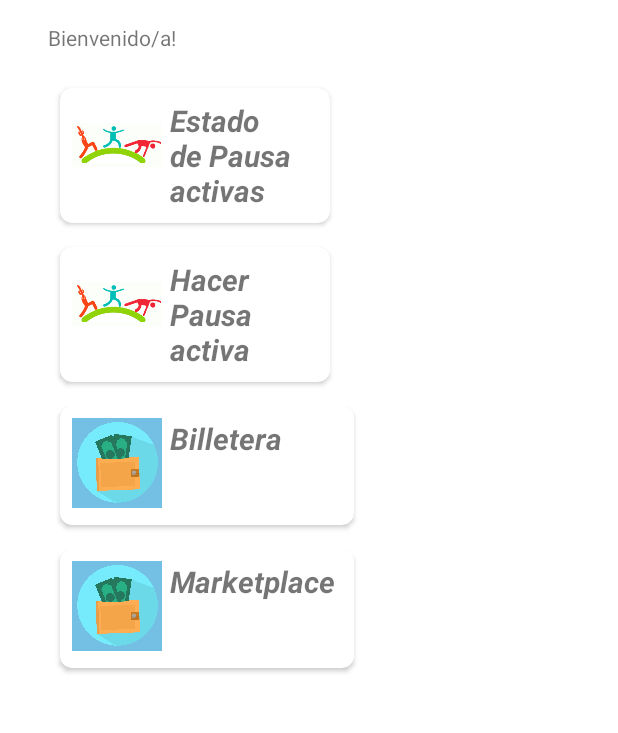
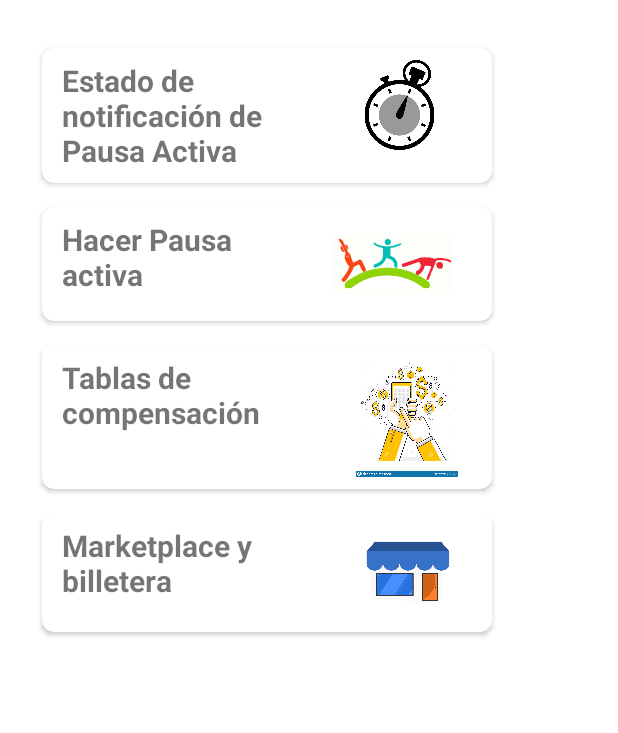
Before and after one commit to panicape/wellnescoin-android, an Android app: the fragment LoginMainFragment shown on its own in the app's theme, on a phone screen of 412 x 824 dp, the part 352-1085 px from its top. Run offline under Robolectric (Android 15) with nearby library versions, the phone set to English and light mode, and no system bars; 8 statements that could not run were skipped.

Commit message:
Corrección de logos y menu de la aplicación y se corrigió un error que no dejaba entrar al menú

```diff
--- a/app/src/main/java/com/panicape/wellnesscoin/ui/LoginMainFragment.java
+++ b/app/src/main/java/com/panicape/wellnesscoin/ui/LoginMainFragment.java
@@ -50,11 +50,10 @@ public class LoginMainFragment extends Fragment {
     public void onViewCreated(@NonNull View view, @Nullable Bundle savedInstanceState) {
         super.onViewCreated(view, savedInstanceState);
 
-        Navigation.findNavController(view).clearBackStack(R.id.nav_login);
-
-        doPausas = (CardView) view.getRootView().findViewById(R.id.pausaCV) ;
-        marketplace = (CardView) view.getRootView().findViewById(R.id.marketplaceCV) ;
-        pausaStatus = (CardView) view.getRootView().findViewById(R.id.pausastatusCV) ;
+        doPausas = binding.pausaCV;
+        marketplace = binding.marketplaceCV ;
+        pausaStatus = binding.pausastatusCV;
+        wallet = binding.walletCV;
 
         doPausas.setOnClickListener(new View.OnClickListener() {
             @Override
--- a/app/src/main/java/com/panicape/wellnesscoin/ui/MainFragment.java
+++ b/app/src/main/java/com/panicape/wellnesscoin/ui/MainFragment.java
@@ -51,7 +51,7 @@ public class MainFragment extends Fragment {
 
         setHasOptionsMenu(true);
 
-        startBtn = root.findViewById(R.id.startBtn);
+        startBtn = binding.startBtn;
         startBtn.setOnClickListener(new View.OnClickListener() {
             @Override
             public void onClick(View view) {
--- a/app/src/main/res/layout/fragment_login_main.xml
+++ b/app/src/main/res/layout/fragment_login_main.xml
@@ -22,154 +22,143 @@
         app:layout_constraintStart_toStartOf="parent"
         app:layout_constraintTop_toTopOf="parent" />
 
-    <TextView
-        android:id="@+id/loginMainTitle"
-        android:layout_width="wrap_content"
-        android:layout_height="wrap_content"
-        android:layout_marginStart="16dp"
-        android:layout_marginTop="64dp"
-        android:text="@string/welcome"
-        app:layout_constraintStart_toStartOf="parent"
-        app:layout_constraintTop_toBottomOf="@+id/loginLogo" />
-
     <androidx.gridlayout.widget.GridLayout
-        android:layout_width="247dp"
-        android:layout_height="405dp"
-        android:layout_marginStart="16dp"
-        android:layout_marginTop="16dp"
+        android:layout_width="350dp"
+        android:layout_height="407dp"
+        android:layout_marginStart="4dp"
+        android:layout_marginTop="24dp"
         android:textAlignment="center"
         app:columnCount="1"
         app:flow_verticalAlign="center"
         app:layout_constraintStart_toStartOf="parent"
-        app:layout_constraintTop_toBottomOf="@+id/loginMainTitle">
+        app:layout_constraintTop_toBottomOf="@+id/main_menu_title">
 
         <androidx.cardview.widget.CardView
             android:id="@+id/pausastatusCV"
-            android:layout_width="180dp"
+            android:layout_width="300dp"
             android:layout_margin="8dp"
             android:padding="8dp"
             app:cardCornerRadius="8dp">
 
             <LinearLayout
-                android:layout_width="180dp"
+                android:layout_width="300dp"
                 android:layout_height="match_parent"
                 android:orientation="horizontal"
                 android:padding="8dp">
 
-                <ImageView
+                <TextView
+                    android:id="@+id/opt2Title"
+                    android:layout_width="150dp"
+                    android:layout_height="wrap_content"
+                    android:layout_marginStart="5dp"
+                    android:text="Estado de notificación de Pausa Activa"
+                    android:textSize="20sp"
+                    android:textStyle="bold" />
+                <ImageView android:paddingLeft="50dp"
                     android:id="@+id/imgPausaStatus"
-                    android:layout_width="60dp"
+                    android:layout_width="100dp"
                     android:layout_height="60dp"
                     android:contentDescription="Logo  de acción de Pausa Activa"
-                    android:src="@drawable/pausaactiva"
-                    tools:ignore="ImageContrastCheck,ImageContrastCheck,ImageContrastCheck"
-                    tools:srcCompat="@android:drawable/ic_menu_set_as" />
-
-                <TextView
-                    android:id="@+id/opt2Title"
-                    android:layout_width="match_parent"
-                    android:layout_height="wrap_content"
-                    android:layout_marginStart="5dp"
-                    android:text="Estado de Pausa activas"
-                    android:textSize="20sp"
-                    android:textStyle="bold|italic" />
+                    android:src="@drawable/cronometro"
+                    tools:ignore="ImageContrastCheck,ImageContrastCheck,ImageContrastCheck" />
 
             </LinearLayout>
         </androidx.cardview.widget.CardView>
+
         <androidx.cardview.widget.CardView
             android:id="@+id/pausaCV"
-            android:layout_width="180dp"
+            android:layout_width="300dp"
             android:layout_margin="8dp"
             android:padding="8dp"
             app:cardCornerRadius="8dp">
 
             <LinearLayout
-                android:layout_width="180dp"
+                android:layout_width="290dp"
                 android:layout_height="match_parent"
                 android:orientation="horizontal"
                 android:padding="8dp">
 
+                <TextView
+                    android:id="@+id/opt1Title"
+                    android:layout_width="150dp"
+                    android:layout_height="wrap_content"
+                    android:layout_marginStart="5dp"
+                    android:text="Hacer Pausa activa"
+                    android:textSize="20sp"
+                    android:textStyle="bold" />
                 <ImageView
-                    android:id="@+id/imgPausaDesc"
-                    android:layout_width="60dp"
+                    android:id="@+id/imgPausaDesc" android:paddingLeft="30dp"
+                    android:layout_width="110dp"
                     android:layout_height="60dp"
                     android:contentDescription="Logo  de acción de Pausa Activa"
                     android:src="@drawable/pausaactiva"
                     tools:ignore="ImageContrastCheck,ImageContrastCheck,ImageContrastCheck" />
 
-                <TextView
-                    android:id="@+id/opt1Title"
-                    android:layout_width="match_parent"
-                    android:layout_height="wrap_content"
-                    android:layout_marginStart="5dp"
-                    android:text="Hacer Pausa activa"
-                    android:textSize="20sp"
-                    android:textStyle="bold|italic" />
-
             </LinearLayout>
         </androidx.cardview.widget.CardView>
+
         <androidx.cardview.widget.CardView
             android:id="@+id/walletCV"
-            android:layout_width="196dp"
+            android:layout_width="300dp"
             android:layout_margin="8dp"
             android:padding="8dp"
             app:cardCornerRadius="8dp">
 
             <LinearLayout
-                android:layout_width="230dp"
+                android:layout_width="300dp"
                 android:layout_height="match_parent"
                 android:orientation="horizontal"
                 android:padding="8dp">
-
-                <ImageView
-                    android:id="@+id/imgPausaDesc3"
-                    android:layout_width="60dp"
-                    android:layout_height="60dp"
-                    android:contentDescription="Logo temporal para marketplace y wallet"
-                    android:src="@drawable/money_wallet"
-                    tools:srcCompat="@drawable/money_wallet" />
-
                 <TextView
                     android:id="@+id/opt3Title"
-                    android:layout_width="120dp"
+                    android:layout_width="150dp"
                     android:layout_height="63dp"
                     android:layout_marginStart="5dp"
-                    android:text="Billetera"
+                    android:text="Tablas de compensación"
                     android:textSize="20sp"
-                    android:textStyle="bold|italic" />
+                    android:textStyle="bold" />
+                <ImageView
+                    android:id="@+id/imgPausaDesc3" android:paddingLeft="30dp"
+                    android:layout_width="130dp"
+                    android:layout_height="80dp"
+                    android:contentDescription="Logo temporal para marketplace y wallet"
+                    android:src="@drawable/compensacion"
+                    tools:ignore="ImageContrastCheck,ImageContrastCheck,ImageContrastCheck" />
+
+
 
             </LinearLayout>
         </androidx.cardview.widget.CardView>
 
         <androidx.cardview.widget.CardView
             android:id="@+id/marketplaceCV"
-            android:layout_width="196dp"
+            android:layout_width="300dp"
             android:layout_margin="8dp"
             android:padding="8dp"
             app:cardCornerRadius="8dp">
 
             <LinearLayout
-                android:layout_width="230dp"
+                android:layout_width="300dp"
                 android:layout_height="match_parent"
                 android:orientation="horizontal"
                 android:padding="8dp">
 
-                <ImageView
-                    android:id="@+id/imgPausaDesc4"
-                    android:layout_width="60dp"
-                    android:layout_height="60dp"
-                    android:contentDescription="Logo temporal para marketplace y wallet"
-                    android:src="@drawable/money_wallet"
-                    tools:srcCompat="@drawable/marketplace" />
-
                 <TextView
                     android:id="@+id/opt4Title"
-                    android:layout_width="120dp"
+                    android:layout_width="150dp"
                     android:layout_height="63dp"
                     android:layout_marginStart="5dp"
                     android:text="@string/menu_marketplace"
                     android:textSize="20sp"
-                    android:textStyle="bold|italic" />
+                    android:textStyle="bold" />
+                <ImageView
+                    android:id="@+id/imgPausaDesc4" android:paddingLeft="50dp"
+                    android:layout_width="110dp"
+                    android:layout_height="60dp"
+                    android:contentDescription="Logo temporal para marketplace y wallet"
+                    android:src="@drawable/marketplace" />
+
+
 
             </LinearLayout>
         </androidx.cardview.widget.CardView>
--- a/app/src/main/res/values/strings.xml
+++ b/app/src/main/res/values/strings.xml
@@ -13,7 +13,7 @@
     <string name="menu_home">Inicio</string>
     <string name="menu_gallery">Perfil</string>
     <string name="menu_slideshow">Wallet</string>
-    <string name="menu_marketplace">Marketplace</string>
+    <string name="menu_marketplace">Marketplace y billetera</string>
     <string name="exit">Salir</string>
     <string name="profile_title">Perfil</string>
     <string name="prof_name">Nombre</string>
```
Also changed, not shown: app/src/main/res/drawable-140dpi/compensacion.jpg (added), app/src/main/res/drawable-140dpi/cronometro.png (added).
